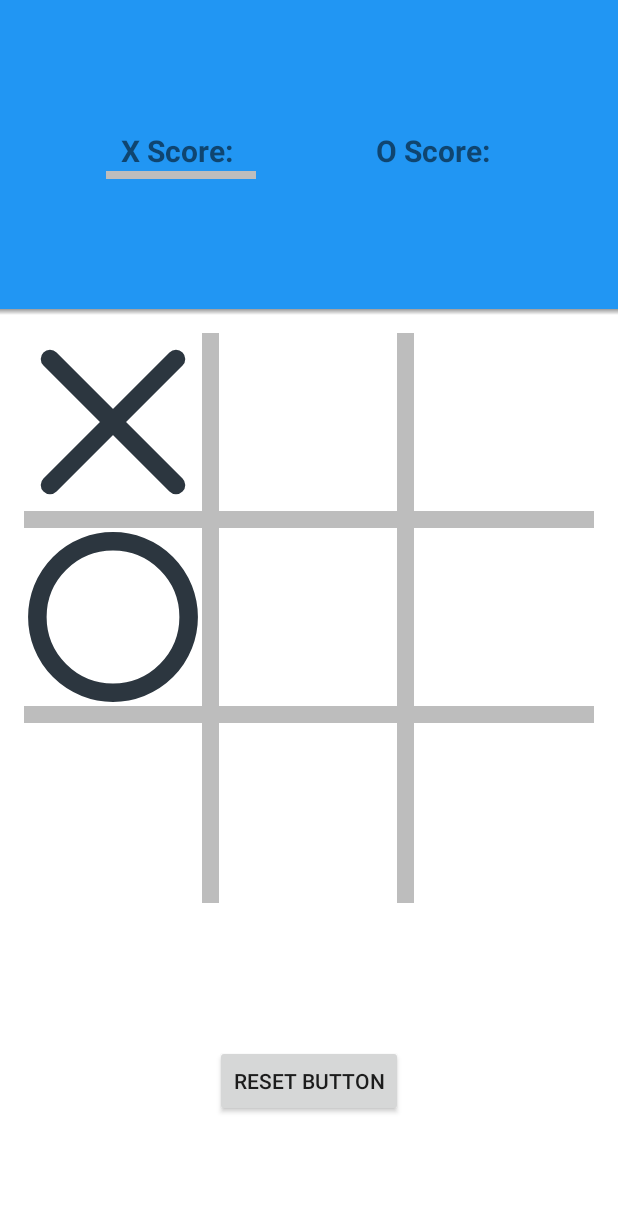
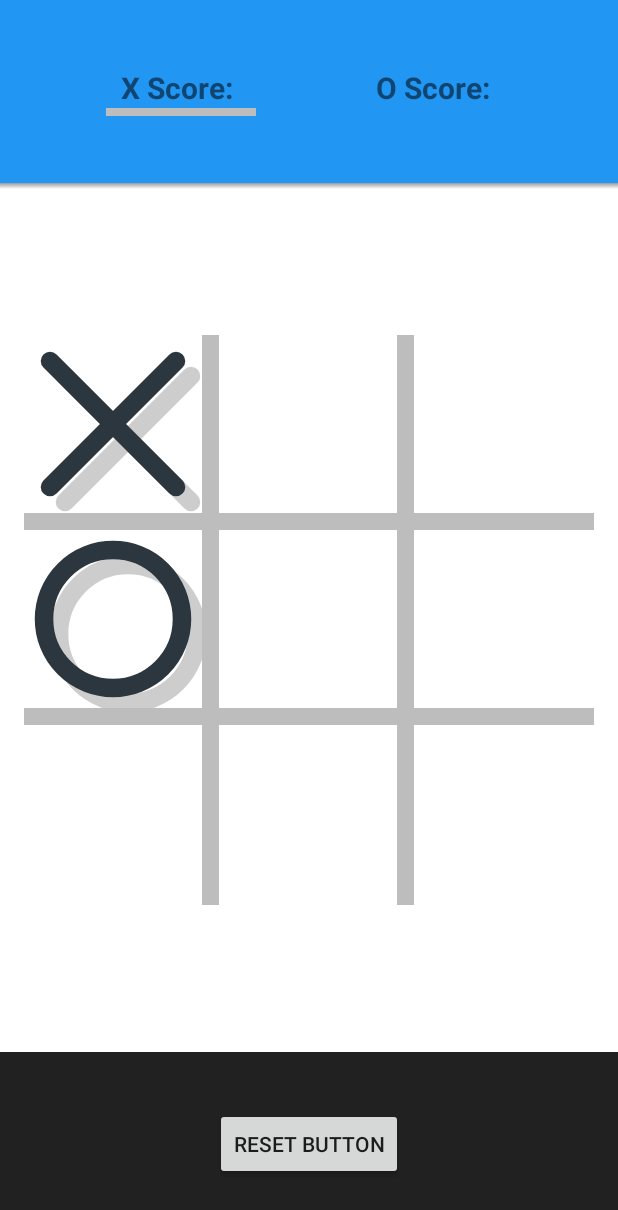
Before and after one commit to evanfaler/TicTacToe, an Android app: the screen it shows after launch (TicTacToe_Activity), after a tap on an icon or button, on a phone screen of 412 x 824 dp. Shown: the top 1210 px of the screen. Run offline under Robolectric (Android 15) with nearby library versions, the phone set to English and light mode, and no system bars; 1 other tap on this screen came first.

Commit message:
Add shadow markers. Updated score. Alternates player after win. Keeps track of score.

```diff
--- a/app/src/main/java/com/dualranger/tictactoe/DrawView.java
+++ b/app/src/main/java/com/dualranger/tictactoe/DrawView.java
@@ -4,15 +4,15 @@ import android.content.Context;
 import android.graphics.Canvas;
 import android.graphics.Paint;
 import android.util.AttributeSet;
-import android.util.DisplayMetrics;
-import android.util.Log;
 import android.view.View;
 
 public class DrawView extends View {
     private Paint paint = new Paint();
+    private Paint shadow = new Paint();
     final float SCALE = getContext().getResources().getDisplayMetrics().density;
     private int player = 2;
     private boolean playable = true;
+    private int shadowOffset = 15;
 
     public boolean isPlayable() {
         return playable;
@@ -37,6 +37,9 @@ public class DrawView extends View {
        paint.setStrokeWidth(strokeWidthPix);
        paint.setStyle(Paint.Style.STROKE);
        paint.setStrokeCap(Paint.Cap.ROUND);
+       shadow.setStrokeWidth(strokeWidthPix);
+       shadow.setStyle(Paint.Style.STROKE);
+       shadow.setStrokeCap(Paint.Cap.ROUND);
     }
 
     public DrawView(Context context, AttributeSet attrs) {
@@ -46,6 +49,9 @@ public class DrawView extends View {
         paint.setStrokeWidth(strokeWidth);
         paint.setStyle(Paint.Style.STROKE);
         paint.setStrokeCap(Paint.Cap.ROUND);
+        shadow.setStrokeWidth(strokeWidth);
+        shadow.setStyle(Paint.Style.STROKE);
+        shadow.setStrokeCap(Paint.Cap.ROUND);
     }
 
 
@@ -53,22 +59,29 @@ public class DrawView extends View {
     public void onDraw(Canvas canvas) {
         if (player == 1) { //Draw X
             paint.setColor(getResources().getColor(R.color.xColor));
+            shadow.setColor(getResources().getColor(R.color.boardLines));
+            shadow.setAlpha(191);
             int width = this.getMeasuredWidth();
             Double percentWidth = (this.getMeasuredWidth() * .3) / 2;
             Integer percentWidthInt = percentWidth.intValue();
             int dimension = width - percentWidthInt;
 
-            canvas.drawLine(percentWidthInt, percentWidthInt, dimension, dimension, paint);
-            canvas.drawLine(dimension, percentWidthInt, percentWidthInt, dimension, paint);
+            canvas.drawLine(percentWidthInt + shadowOffset, percentWidthInt + shadowOffset, dimension + shadowOffset, dimension + shadowOffset, shadow); //Shadow to Main line
+            canvas.drawLine(dimension + shadowOffset, percentWidthInt + shadowOffset, percentWidthInt + shadowOffset, dimension + shadowOffset, shadow); //Shadow to Main line
+            canvas.drawLine(percentWidthInt, percentWidthInt, dimension, dimension, paint); //Main line
+            canvas.drawLine(dimension, percentWidthInt, percentWidthInt, dimension, paint); //Main Line
 
             playable = false;
         } else if (player == 0) { //Draw O
             paint.setColor(getResources().getColor(R.color.oColor));
+            shadow.setColor(getResources().getColor(R.color.boardLines));
+            shadow.setAlpha(191);
             float viewWidth = this.getMeasuredWidth();
-            double percentWidth = (this.getMeasuredWidth() * .3) / 2;
+            double percentWidth = (this.getMeasuredWidth() * .45) / 2;
             float width = viewWidth - Double.valueOf(percentWidth).floatValue();
 
-            canvas.drawCircle(viewWidth / 2, viewWidth / 2, width / 2, paint);
+            canvas.drawCircle((viewWidth / 2) + shadowOffset, (viewWidth / 2) + shadowOffset, width / 2, shadow); //Shadow
+            canvas.drawCircle(viewWidth / 2, viewWidth / 2, width / 2, paint); //Main Line
 
             playable = false;
         } else {
--- a/app/src/main/java/com/dualranger/tictactoe/TicTacToe_Activity.java
+++ b/app/src/main/java/com/dualranger/tictactoe/TicTacToe_Activity.java
@@ -32,6 +32,7 @@ public class TicTacToe_Activity extends FragmentActivity {
     public void clearGameBoard(){
         if(gameBoardFragment != null){
             gameBoardFragment.clearBoard();
+            gameBoardFragment.enableSpaces();
         } else {
             Toast.makeText(getApplicationContext(),"fragment 2  is null", Toast.LENGTH_SHORT).show();
         }
@@ -42,4 +43,8 @@ public class TicTacToe_Activity extends FragmentActivity {
         topFragment.changePlayer(player);
 
     }
+
+    public void updateScore(int x, int o){
+        topFragment.updateScore(x, o);
+    }
 }
--- a/app/src/main/java/com/dualranger/tictactoe/Top_Fragment.java
+++ b/app/src/main/java/com/dualranger/tictactoe/Top_Fragment.java
@@ -5,24 +5,31 @@ import android.support.v4.app.Fragment;
 import android.view.LayoutInflater;
 import android.view.View;
 import android.view.ViewGroup;
+import android.widget.TextView;
 
 public class Top_Fragment extends Fragment implements View.OnClickListener{
-    double strokeWidth;
     private View x_line;
     private View o_line;
+    private TextView xScoreTextView;
+    private int mXScore;
+    private int mOScore;
+    private TextView oScoreTextView;
 
     @Override
     public void onCreate(Bundle savedInstanceState) {
         super.onCreate(savedInstanceState);
-
     }
 
     @Override
     public View onCreateView(LayoutInflater inflater, ViewGroup container, Bundle savedInstanceState) {
         View v = inflater.inflate(R.layout.top_area_fragment, container, false);
 
+        xScoreTextView = (TextView) v.findViewById(R.id.x_score_marker);
+        oScoreTextView = (TextView) v.findViewById(R.id.o_score_marker);
+
         x_line = v.findViewById(R.id.x_play_marker);
         o_line = v.findViewById(R.id.o_play_marker);
+        o_line.setVisibility(View.INVISIBLE);
 
         return v;
     }
@@ -43,4 +50,13 @@ public class Top_Fragment extends Fragment implements View.OnClickListener{
 
     }
 
+    public void updateScore(int xScore, int oScore){
+        mXScore = xScore;
+        mOScore = oScore;
+
+        xScoreTextView.setText("X Score: " + Integer.toString(mXScore));
+        oScoreTextView.setText("Y Score: " + Integer.toString(mOScore));
+
+    }
+
 }
--- a/app/src/main/res/layout/bottom_area_fragment.xml
+++ b/app/src/main/res/layout/bottom_area_fragment.xml
@@ -4,7 +4,7 @@
     android:orientation="vertical"
     android:layout_width="match_parent"
     android:layout_height="match_parent"
-    android:background="@color/boardBackground">
+    android:background="@color/colorPrimary">
 
     <Button
         android:id="@+id/reset_button"
--- a/app/src/main/res/layout/fragment_board.xml
+++ b/app/src/main/res/layout/fragment_board.xml
@@ -2,14 +2,8 @@
 <com.dualranger.tictactoe.SquareRelativeLayout
     xmlns:android="http://schemas.android.com/apk/res/android"
     android:layout_width="wrap_content"
-    android:layout_height="wrap_content"
+    android:layout_height="match_parent"
     android:layout_gravity="center"
     android:background="@color/boardBackground">
 
-    <View
-        android:id="@+id/toolbar_shadow"
-        android:layout_width="match_parent"
-        android:layout_height="4dp"
-        android:background="@drawable/drop_shadow" />
-
 </com.dualranger.tictactoe.SquareRelativeLayout>
--- a/app/src/main/res/layout/tictactoe_framelayoutt.xml
+++ b/app/src/main/res/layout/tictactoe_framelayoutt.xml
@@ -3,21 +3,29 @@
     xmlns:android="http://schemas.android.com/apk/res/android"
     android:orientation="vertical"
     android:layout_width="match_parent"
-    android:layout_height="match_parent">
+    android:layout_height="match_parent"
+    android:background="@color/boardBackground">
 
     <FrameLayout
         android:id="@+id/top_area_container"
         android:layout_width="match_parent"
         android:layout_height="0dp"
-        android:layout_weight="1">
+        android:layout_weight="30">
 
     </FrameLayout>
+
+    <View
+        android:id="@+id/toolbar_shadow"
+        android:layout_width="match_parent"
+        android:layout_height="4dp"
+        android:background="@drawable/drop_shadow" />
 
     <FrameLayout
         android:id="@+id/game_board_container"
         android:layout_width="wrap_content"
         android:layout_height="wrap_content"
-        android:layout_centerInParent="true">
+        android:layout_centerInParent="true"
+        android:layout_weight="40">
 
     </FrameLayout>
 
@@ -25,7 +33,7 @@
         android:id="@+id/bottom_area_container"
         android:layout_width="match_parent"
         android:layout_height="0dp"
-        android:layout_weight="1">
+        android:layout_weight="30">
 
     </FrameLayout>
 
```
Also changed, not shown: app/src/main/java/com/dualranger/tictactoe/GameBoard_Fragment.java (+31 -7 lines), app/src/main/res/layout/testlayout.xml (deleted, +0 -13 lines).
